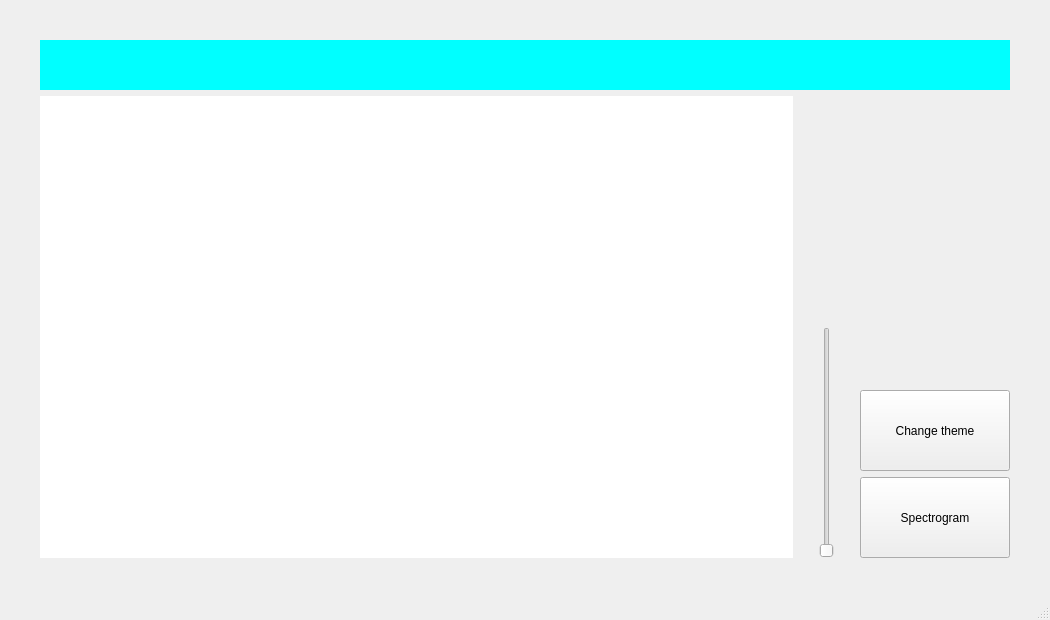
Qt form application/src/mainwindow.ui (sadeckiM/acoustiqt) before a commit.
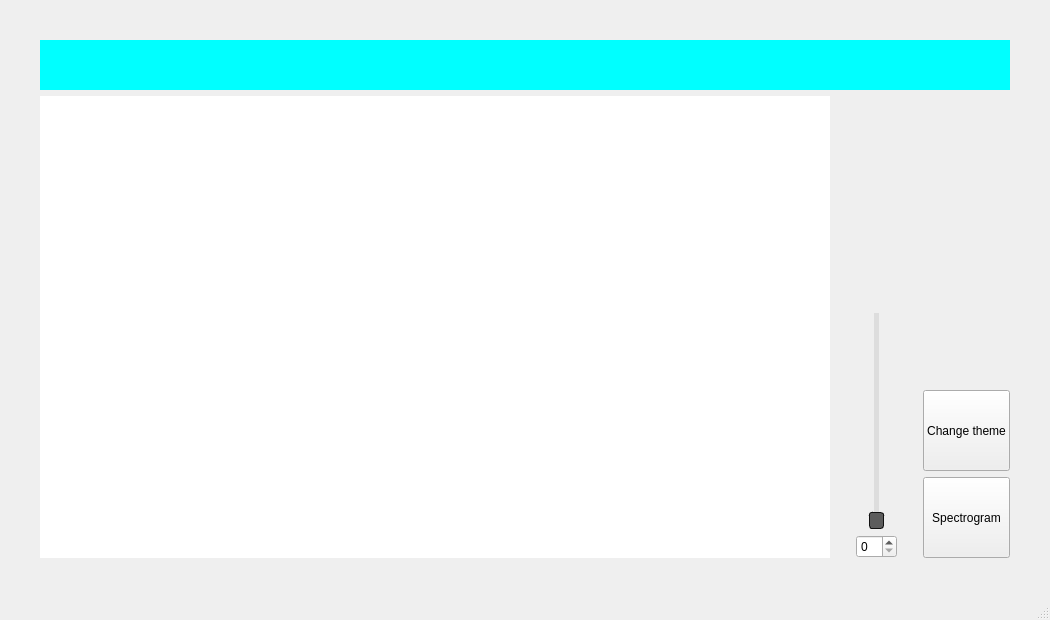
The same form after that commit. Icons and pictures are not drawn.

Commit message: feat: documentation, slider and connections

Diff of the .ui file:
```diff
--- a/application/src/mainwindow.ui
+++ b/application/src/mainwindow.ui
@@ -74,7 +74,7 @@
            </widget>
           </item>
           <item>
-           <layout class="QHBoxLayout" name="horizontalLayout" stretch="5,0,0,0,1">
+           <layout class="QHBoxLayout" name="horizontalLayout" stretch="5,0,0,0,0">
             <item>
              <widget class="QWidget" name="spectrum_widget" native="true">
               <property name="sizePolicy">
@@ -86,6 +86,7 @@
               <property name="styleSheet">
                <string notr="true">background-color: rgb(255, 255, 255);</string>
               </property>
+              <layout class="QHBoxLayout" name="horizontalLayout_10"/>
              </widget>
             </item>
             <item>
@@ -105,7 +106,10 @@
              </spacer>
             </item>
             <item>
-             <layout class="QVBoxLayout" name="verticalLayout_3">
+             <layout class="QVBoxLayout" name="verticalLayout_3" stretch="0,0,0">
+              <property name="sizeConstraint">
+               <enum>QLayout::SizeConstraint::SetDefaultConstraint</enum>
+              </property>
               <item>
                <spacer name="verticalSpacer_2">
                 <property name="orientation">
@@ -121,17 +125,45 @@
               </item>
               <item>
                <widget class="QSlider" name="verticalSlider">
-                <property name="minimumSize">
-                 <size>
-                  <width>0</width>
-                  <height>0</height>
-                 </size>
+                <property name="sizePolicy">
+                 <sizepolicy hsizetype="Expanding" vsizetype="Expanding">
+                  <horstretch>0</horstretch>
+                  <verstretch>0</verstretch>
+                 </sizepolicy>
+                </property>
+                <property name="layoutDirection">
+                 <enum>Qt::LayoutDirection::LeftToRight</enum>
+                </property>
+                <property name="styleSheet">
+                 <string notr="true">QSlider::handle:vertical {
+    background: #5c5c5c;
+    border: 1px solid #111;
+    height: 15px; 
+    margin: 0 -5px; 
+    border-radius: 3px;
+}
+
+QSlider::groove:vertical {
+    background: #ddd;
+    width: 5px; 
+    border-radius: 4px;
+}</string>
                 </property>
                 <property name="orientation">
                  <enum>Qt::Orientation::Vertical</enum>
                 </property>
                </widget>
               </item>
+              <item>
+               <widget class="QSpinBox" name="spinBox">
+                <property name="sizePolicy">
+                 <sizepolicy hsizetype="Expanding" vsizetype="Fixed">
+                  <horstretch>0</horstretch>
+                  <verstretch>0</verstretch>
+                 </sizepolicy>
+                </property>
+               </widget>
+              </item>
              </layout>
             </item>
             <item>
```
Left out of the diff: 29 changed lines with no effect on the pictures. Lines whose indentation alone changed are shown as unchanged. The commit also changes 15 other files.
